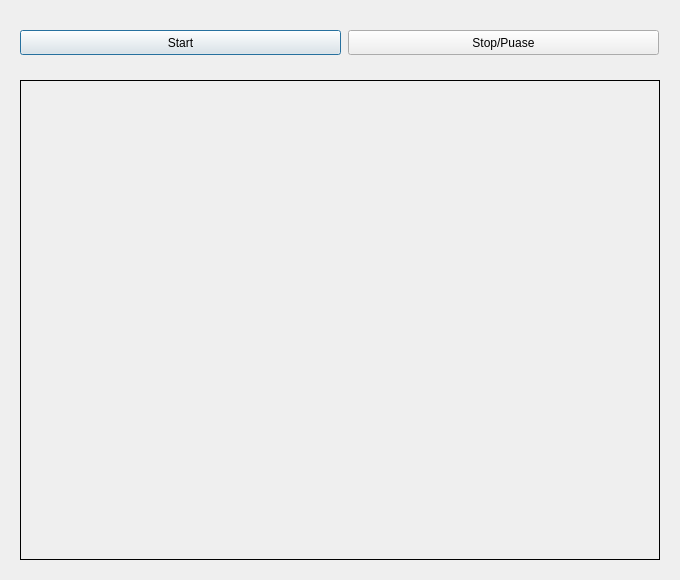
First picture: the form in help_code/test_qyqt.ui, repository Wanchat/Eyeguard, before the edit.
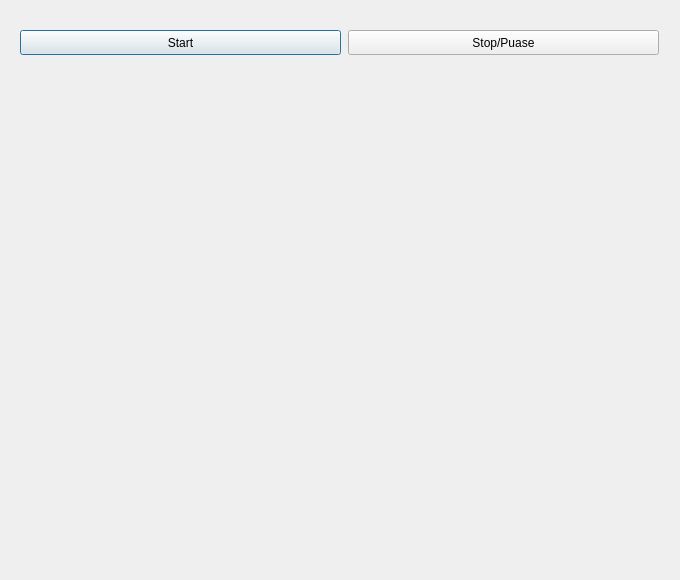
Second picture: the form after the edit.

Diff of the .ui file:
```diff
--- a/help_code/test_qyqt.ui
+++ b/help_code/test_qyqt.ui
@@ -13,22 +13,6 @@
   <property name="windowTitle">
    <string>Dialog</string>
   </property>
-  <widget class="QLabel" name="imageLabel">
-   <property name="geometry">
-    <rect>
-     <x>20</x>
-     <y>80</y>
-     <width>640</width>
-     <height>480</height>
-    </rect>
-   </property>
-   <property name="frameShape">
-    <enum>QFrame::Panel</enum>
-   </property>
-   <property name="text">
-    <string/>
-   </property>
-  </widget>
   <widget class="QPushButton" name="startButton">
    <property name="geometry">
     <rect>
@@ -55,6 +39,27 @@
     <string>Stop/Puase</string>
    </property>
   </widget>
+  <widget class="QWidget" name="widget" native="true">
+   <property name="geometry">
+    <rect>
+     <x>20</x>
+     <y>70</y>
+     <width>640</width>
+     <height>480</height>
+    </rect>
+   </property>
+   <widget class="QWidget" name="verticalLayoutWidget">
+    <property name="geometry">
+     <rect>
+      <x>-1</x>
+      <y>-1</y>
+      <width>641</width>
+      <height>481</height>
+     </rect>
+    </property>
+    <layout class="QVBoxLayout" name="verticalLayout"/>
+   </widget>
+  </widget>
  </widget>
  <resources/>
  <connections/>
```
